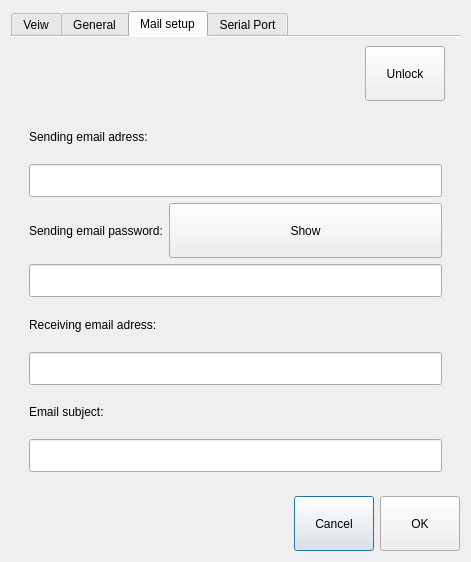
The window that generalsettingdialog.ui (mishkoLitvin/L_Aries-progect) describes before a commit, drawn with Qt 5.
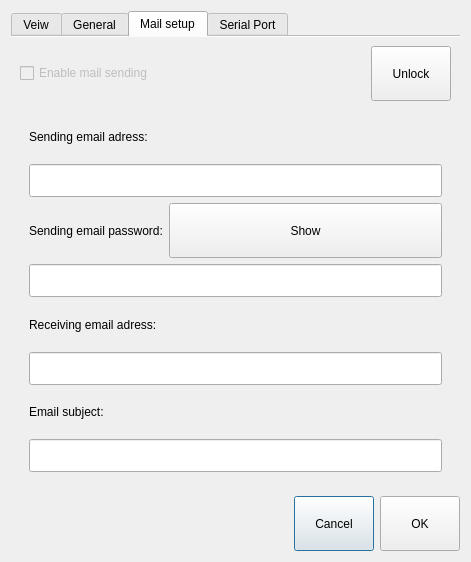
The same window after the commit. The open tabs and pages were chosen to show the change. Icons and pictures are not drawn.

Commit message: Login dialog enable/disable flag and mailing flag added

Patch:
```diff
--- a/generalsettingdialog.ui
+++ b/generalsettingdialog.ui
@@ -368,8 +368,20 @@
       <attribute name="title">
        <string>Mail setup</string>
       </attribute>
-      <layout class="QGridLayout" name="gridLayout_3">
-       <item row="0" column="0">
+      <layout class="QVBoxLayout" name="verticalLayout_7">
+       <item>
+        <layout class="QHBoxLayout" name="horizontalLayout_6">
+         <item>
+          <widget class="QCheckBox" name="checkBoxMailSendEnable">
+           <property name="enabled">
+            <bool>false</bool>
+           </property>
+           <property name="text">
+            <string>Enable mail sending</string>
+           </property>
+          </widget>
+         </item>
+         <item>
         <spacer name="horizontalSpacer_2">
          <property name="orientation">
           <enum>Qt::Horizontal</enum>
@@ -382,7 +394,7 @@
          </property>
         </spacer>
        </item>
-       <item row="0" column="1">
+         <item>
         <widget class="QPushButton" name="pButtonLockUnlockEmail">
          <property name="minimumSize">
           <size>
@@ -398,7 +410,9 @@
          </property>
         </widget>
        </item>
-       <item row="1" column="0" colspan="3">
+        </layout>
+       </item>
+       <item>
         <widget class="QWidget" name="emailSettingWidget" native="true">
          <layout class="QGridLayout" name="gridLayout_2">
           <item row="2" column="0">
```
Left out of the diff: 5 changed lines with no effect on the pictures. Lines whose indentation alone changed are shown as unchanged. The commit also changes 3 other files.
